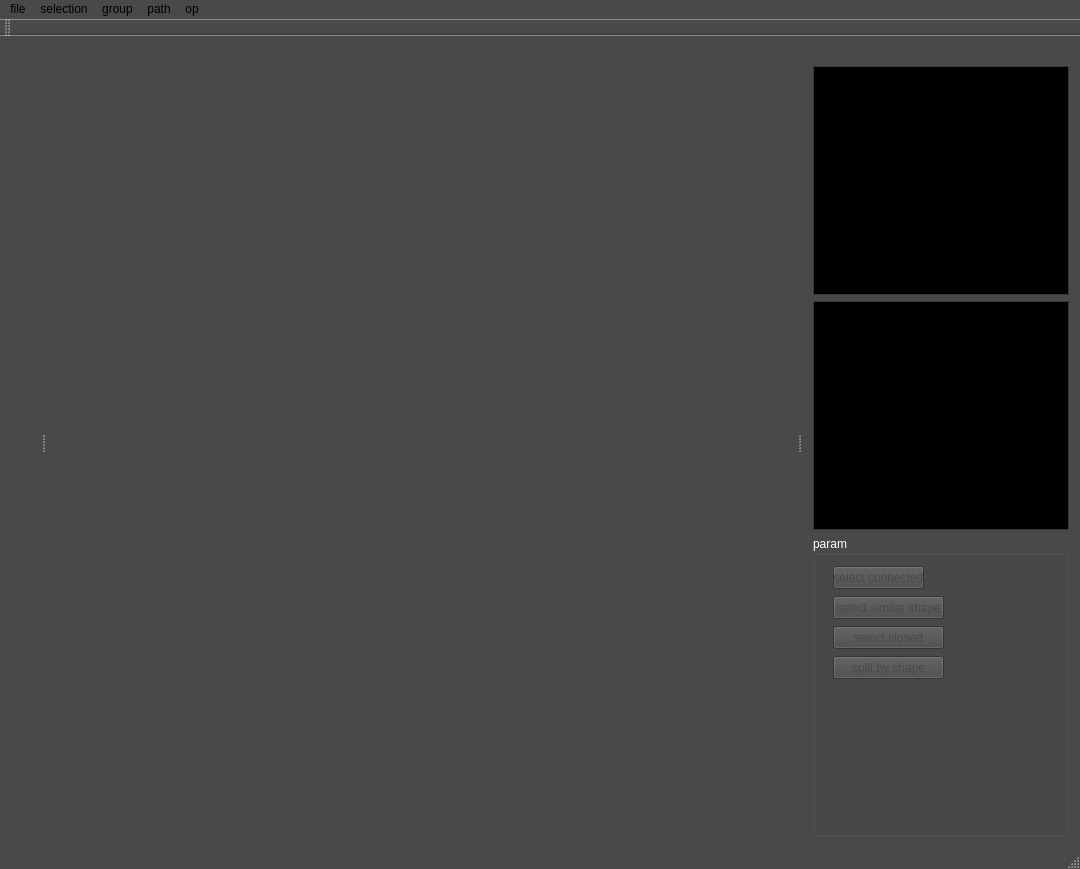
Qt form sewingeditor.ui (dolphin-li/SewingEditor) before a commit.
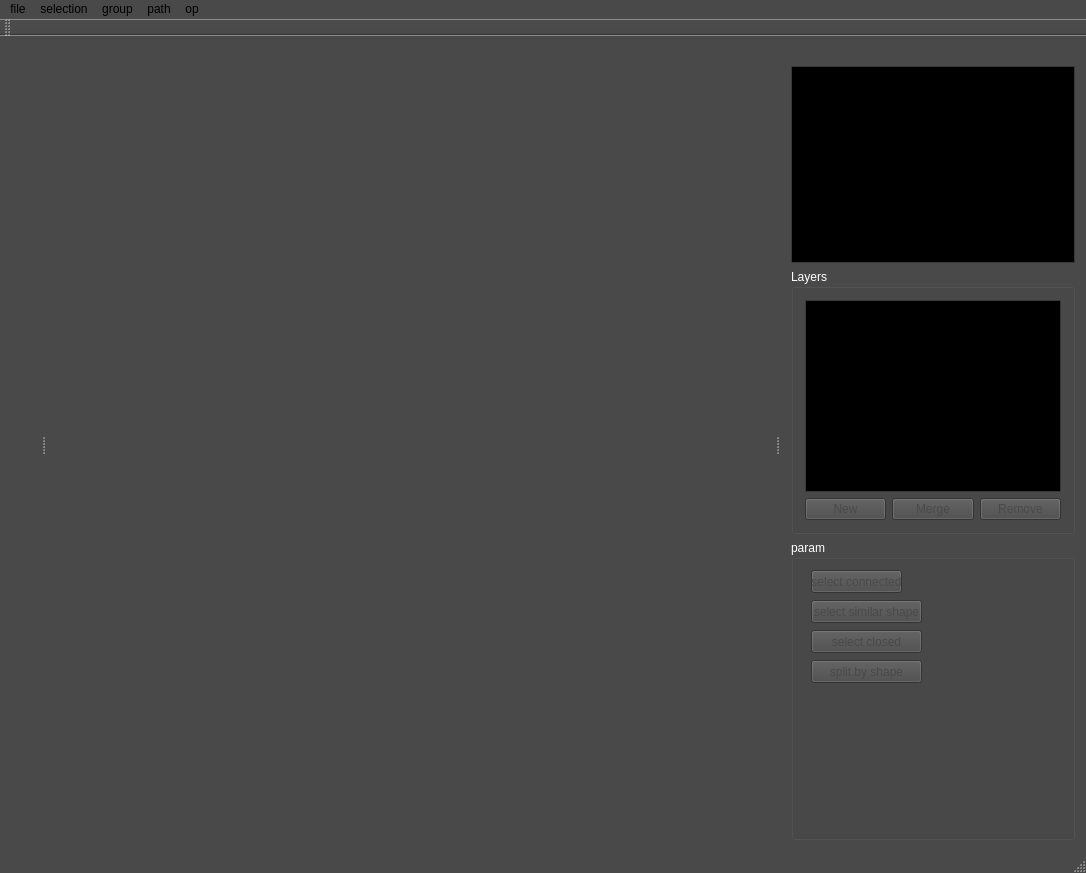
The same form after that commit. Custom widgets are drawn as their Qt base class.

Commit message: layer list added, not finished.

```diff
--- a/sewingeditor.ui
+++ b/sewingeditor.ui
@@ -6,8 +6,8 @@
    <rect>
     <x>0</x>
     <y>0</y>
-    <width>1080</width>
-    <height>869</height>
+    <width>1086</width>
+    <height>873</height>
    </rect>
   </property>
   <property name="palette">
@@ -514,7 +514,7 @@
     <rect>
      <x>0</x>
      <y>0</y>
-     <width>1080</width>
+     <width>1086</width>
      <height>21</height>
     </rect>
    </property>
@@ -857,7 +857,7 @@
   <widget class="QDockWidget" name="dockWidgetRight">
    <property name="minimumSize">
     <size>
-     <width>200</width>
+     <width>275</width>
      <height>575</height>
     </size>
    </property>
@@ -871,7 +871,7 @@
     <number>2</number>
    </attribute>
    <widget class="QWidget" name="dockWidgetRightContents">
-    <layout class="QGridLayout" name="gridLayout_2">
+    <layout class="QGridLayout" name="gridLayout_3">
      <item row="0" column="0">
       <widget class="QListWidget" name="listHistory">
        <property name="styleSheet">
@@ -880,6 +880,12 @@
       </widget>
      </item>
      <item row="1" column="0">
+      <widget class="QGroupBox" name="gbLayers">
+       <property name="title">
+        <string>Layers</string>
+       </property>
+       <layout class="QGridLayout" name="gridLayout_2">
+        <item row="0" column="0" colspan="3">
       <widget class="QListWidget" name="listLayers">
        <property name="styleSheet">
         <string notr="true"/>
@@ -896,6 +902,39 @@
        <property name="viewMode">
         <enum>QListView::ListMode</enum>
        </property>
+         </widget>
+        </item>
+        <item row="1" column="0">
+         <widget class="QPushButton" name="pbNewLayer">
+          <property name="text">
+           <string>New</string>
+          </property>
+          <property name="shortcut">
+           <string>Ctrl+N</string>
+          </property>
+         </widget>
+        </item>
+        <item row="1" column="1">
+         <widget class="QPushButton" name="pbMergeLayers">
+          <property name="text">
+           <string>Merge</string>
+          </property>
+          <property name="shortcut">
+           <string>Ctrl+M</string>
+          </property>
+         </widget>
+        </item>
+        <item row="1" column="2">
+         <widget class="QPushButton" name="pbRemoveLayers">
+          <property name="text">
+           <string>Remove</string>
+          </property>
+          <property name="shortcut">
+           <string>Ctrl+R</string>
+          </property>
+         </widget>
+        </item>
+       </layout>
       </widget>
      </item>
      <item row="2" column="0">
```
Left out of the diff: 18 changed lines with no effect on the pictures. Lines whose indentation alone changed are shown as unchanged. The commit also changes 5 other files.
